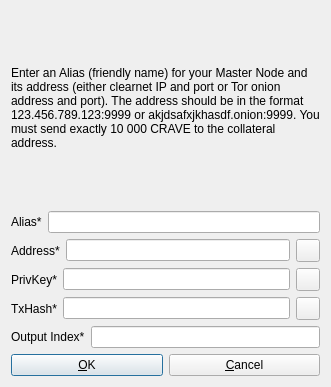
Qt form src/qt/forms/addeditadrenalinenode.ui (CooleRRSA/crave) before a commit.
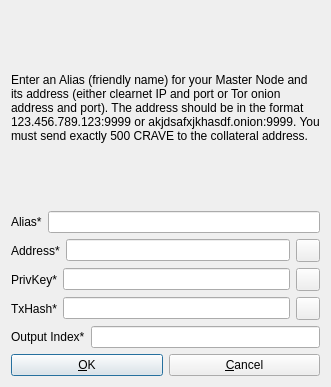
The same form after that commit. Icons and pictures are not drawn.

```diff
--- a/src/qt/forms/addeditadrenalinenode.ui
+++ b/src/qt/forms/addeditadrenalinenode.ui
@@ -26,7 +26,7 @@
       </sizepolicy>
      </property>
      <property name="text">
-      <string>&lt;html&gt;&lt;head/&gt;&lt;body&gt;&lt;p&gt;Enter an Alias (friendly name) for your Master Node and its address (either clearnet IP and port or Tor onion address and port). The address should be in the format 123.456.789.123:9999 or akjdsafxjkhasdf.onion:9999. You must send exactly 10 000 CRAVE to the collateral address.&lt;/p&gt;&lt;/body&gt;&lt;/html&gt;</string>
+      <string>&lt;html&gt;&lt;head/&gt;&lt;body&gt;&lt;p&gt;Enter an Alias (friendly name) for your Master Node and its address (either clearnet IP and port or Tor onion address and port). The address should be in the format 123.456.789.123:9999 or akjdsafxjkhasdf.onion:9999. You must send exactly 500 CRAVE to the collateral address.&lt;/p&gt;&lt;/body&gt;&lt;/html&gt;</string>
      </property>
      <property name="wordWrap">
       <bool>true</bool>
```
